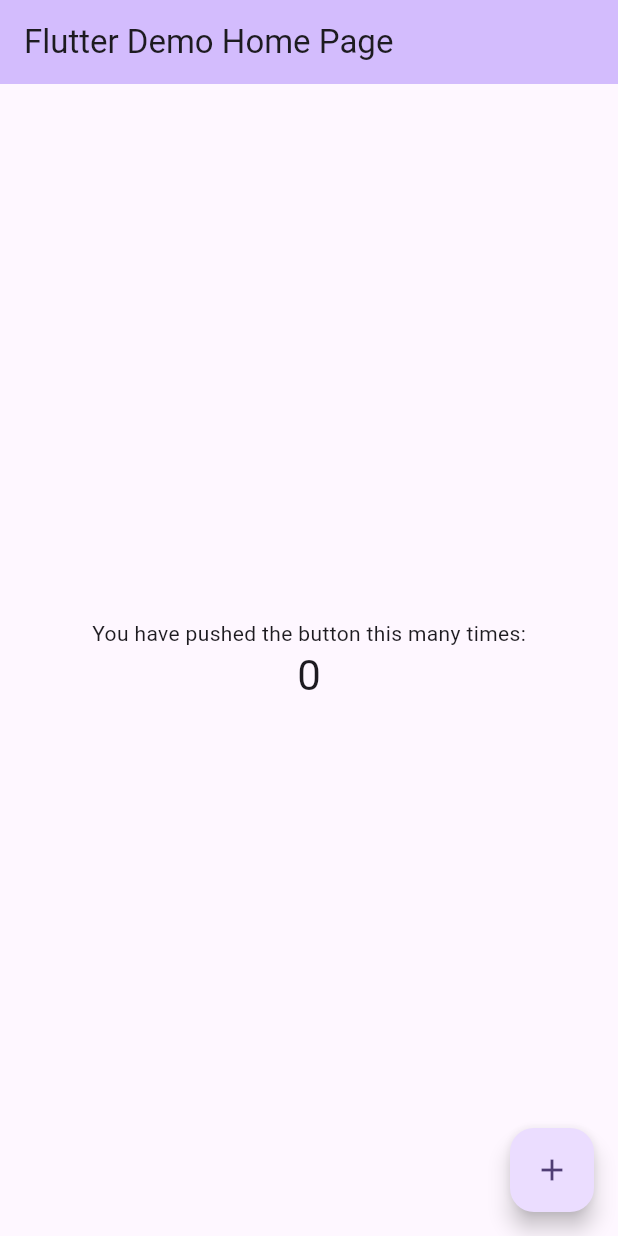
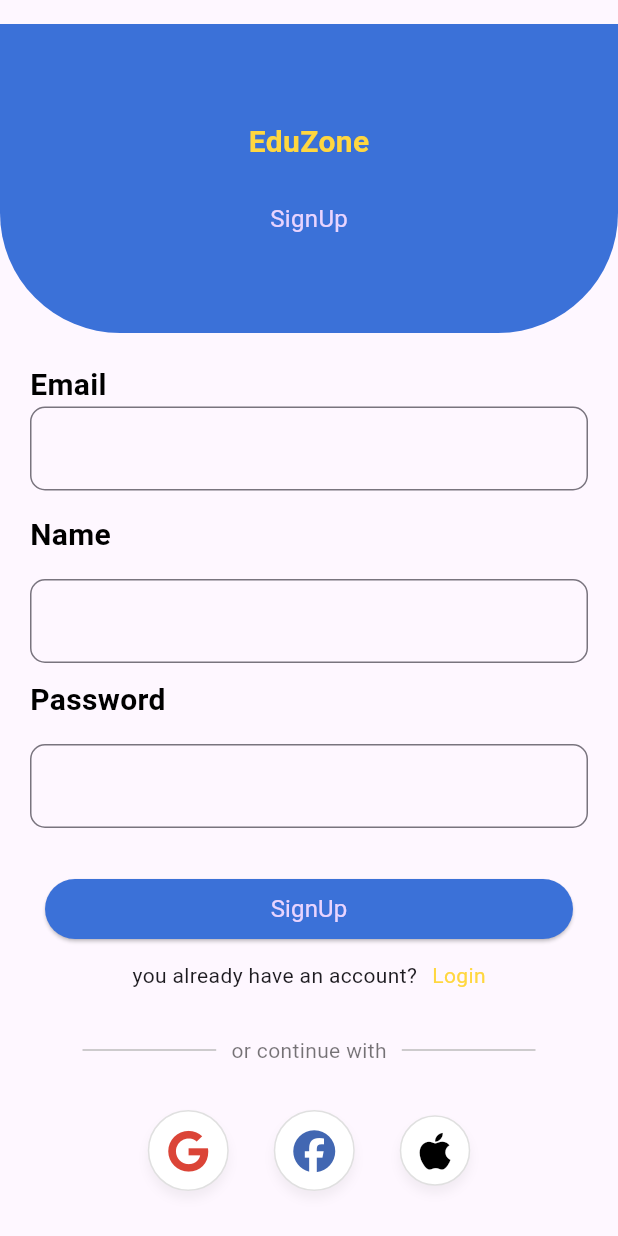
Before and after one commit to ahmedabdelghany2641997/EduZone, a Flutter app: the screen it shows after launch, on a phone screen of 412 x 824 dp. Run offline on Flutter 3.47's test engine with Material 3 defaults, Android fonts, the phone set to English and light mode, and no system bars; our stand-ins replace font_awesome_flutter.

Commit message:
Update UI components and fix language detection

```diff
--- /dev/null
+++ b/devtools_options.yaml
@@ -0,0 +1,3 @@
+description: This file stores settings for Dart & Flutter DevTools.
+documentation: https://docs.flutter.dev/tools/devtools/extensions#configure-extension-enablement-states
+extensions:
--- a/lib/core/constants/app_colors.dart
+++ b/lib/core/constants/app_colors.dart
@@ -1,8 +1,8 @@
 
 import 'package:flutter/material.dart';
 class AppColors {
-  static const Color goldColor = Color(0xffbea925);
-  static const Color silverColor = Color(0xffe9d4ff);
-  static const Color lightBlueColor = Color(0xfff5f5f5);
+  static const Color primaryColor = Color(0xff3B71D8);
+  static const Color secondaryColor = Color(0xffe9d4ff);
   static const Color amberColor = Colors.amberAccent;
+
 }
--- a/lib/core/theme/text_style.dart
+++ b/lib/core/theme/text_style.dart
@@ -0,0 +1,29 @@
+import 'package:flutter/material.dart';
+
+import '../constants/app_colors.dart';
+
+class AppTextStyle{
+
+  static TextStyle s10Reglur(BuildContext context)=> TextStyle(
+    fontSize: 16,
+    fontWeight: .w400,
+    fontStyle: .normal,
+    color: AppColors.secondaryColor,
+  );
+
+  static TextStyle s20w600(BuildContext context)=>TextStyle(
+    fontWeight: .w600,
+    fontSize: 20,
+    fontStyle: .normal,
+    color: AppColors.amberColor,
+
+  );
+
+  static TextStyle s20bold (BuildContext context)=>TextStyle(
+    fontSize: 20,
+    fontWeight: .bold,
+    color: Colors.black,
+    fontStyle: .normal
+
+  );
+}
--- a/lib/core/widgets/custom__button.dart
+++ b/lib/core/widgets/custom__button.dart
@@ -1,7 +1,4 @@
 import 'package:flutter/material.dart';
-
-import '../constants/app_colors.dart';
-
 class CustomBotton extends StatelessWidget {
   const CustomBotton({super.key, required this.text, required this.onPressed, required this.color});
 
--- a/lib/core/widgets/custom_text_form_field.dart
+++ b/lib/core/widgets/custom_text_form_field.dart
@@ -2,6 +2,23 @@
 
 import 'package:flutter/material.dart';
 
+class CustomTextfield extends StatelessWidget {
+  TextEditingController? controller;
+
+  CustomTextfield({super.key, this.controller});
+
+  @override
+  Widget build(BuildContext context) {
+    return TextField(
+      controller: controller,
+      decoration: InputDecoration(
+        border: OutlineInputBorder(borderRadius: BorderRadius.circular(10)),
+      ),
+    );
+  }
+}
+
+/*
 class CustomTextFormField extends StatelessWidget {
   const CustomTextFormField({super.key, this.controller, this.validator, this.hintText});
 
@@ -25,3 +42,4 @@ class CustomTextFormField extends StatelessWidget {
     ); // TextFormField
   }
 }
+*/
--- /dev/null
+++ b/lib/features/auth/persentation/screen/signup_screen.dart
@@ -0,0 +1,123 @@
+import 'package:eduzone/features/auth/persentation/screen/login_screen.dart';
+import 'package:flutter/material.dart';
+import 'package:eduzone/features/auth/persentation/screen/widgets/SocialButton.dart';
+import 'package:eduzone/features/auth/persentation/screen/widgets/custom_button.dart';
+import 'package:eduzone/features/auth/persentation/screen/widgets/custom_text.dart';
+import 'package:eduzone/features/auth/persentation/screen/widgets/top_logo_widget.dart';
+import 'package:font_awesome_flutter/font_awesome_flutter.dart';
+import '../../../../core/widgets/custom_text_form_field.dart';
+class SignupScreen extends StatelessWidget {
+  const SignupScreen({super.key});
+
+  @override
+  Widget build(BuildContext context) {
+    return Scaffold(
+      body: SafeArea(
+        child: Padding(
+          padding: const EdgeInsets.symmetric(vertical: 16, horizontal: 0),
+          child: Column(
+            children: [
+              TopLogoWidget(text: 'SignUp'),
+
+              Padding(
+                padding: const EdgeInsets.all(20.0),
+                child: Column(
+                  crossAxisAlignment: .start,
+                  children: [
+                    CustomText(text: 'Email'),
+                    CustomTextfield(),
+                    SizedBox(height: 15),
+                    CustomText(text: 'Name'),
+                    SizedBox(height: 15),
+                    CustomTextfield(),
+                    SizedBox(height: 10),
+                    CustomText(text: 'Password'),
+                    SizedBox(height: 15),
+                    CustomTextfield(),
+                    SizedBox(height: 20),
+
+                    Padding(
+                      padding: const EdgeInsets.all(10.0),
+                      child: SizedBox(
+                        width: double.infinity,
+                        child: CustomButton(text: 'SignUp'),
+                      ),
+                    ),
+                    Row(
+                      mainAxisAlignment: .center,
+                      children: [
+                      Text("you already have an account?"),
+                      SizedBox(width: 10,),
+                      GestureDetector(
+                        onTap: (){
+                          Navigator.of(context).push(MaterialPageRoute(builder: (context) {
+                            return LoginScreen();
+                          },));
+                        },
+                        child: Text("Login",style: TextStyle(color: Colors.amberAccent),),
+                      )
+                    ],),
+                    SizedBox(height: 30),
+
+                    Padding(
+                      padding: const EdgeInsets.only(right: 35, left: 35),
+                      child: Row(
+                        mainAxisAlignment: .center,
+                        children: [
+                          Expanded(
+                            child: Divider(
+                              thickness: 1,
+                              color: Colors.grey[400],
+                            ),
+                          ),
+                          const Padding(
+                            padding: EdgeInsets.symmetric(horizontal: 10),
+                            child: Text(
+                              "or continue with",
+                              style: TextStyle(color: Colors.black54),
+                            ),
+                          ),
+                          Expanded(
+                            child: Divider(
+                              thickness: 1,
+                              color: Colors.grey[400],
+                            ),
+                          ),
+                        ],
+                      ),
+                    ),
+                    SizedBox(height: 30),
+                    Row(
+                      mainAxisAlignment: MainAxisAlignment.center,
+                      children: [
+                        SocialButton(
+                          icon: FontAwesomeIcons.google,
+                          iconColor: const Color(0xFFDB4437),
+                          onTap: () => print("Google Login"),
+                        ),
+                        const SizedBox(width: 30),
+
+                        SocialButton(
+                          icon: FontAwesomeIcons.facebook,
+                          iconColor: const Color(0xFF4267B2),
+                          onTap: () => print("Facebook Login"),
+                        ),
+                        const SizedBox(width: 30),
+
+                        SocialButton(
+                          icon: FontAwesomeIcons.apple,
+                          iconColor: Colors.black,
+                          onTap: () => print("Apple Login"),
+                        ),
+                      ],
+                    ),
+                  ],
+                ),
+              ),
+            ],
+          ),
+        ),
+      ),
+    );
+  }
+}
--- /dev/null
+++ b/lib/features/auth/persentation/screen/widgets/SocialButton.dart
@@ -0,0 +1,38 @@
+import 'package:flutter/material.dart';
+import 'package:font_awesome_flutter/font_awesome_flutter.dart';
+
+class SocialButton extends StatelessWidget {
+  final IconData icon;
+  final Color iconColor;
+  final VoidCallback? onTap;
+
+  const SocialButton({
+    super.key,
+    required this.icon,
+    required this.iconColor,
+    this.onTap,
+  });
+
+  @override
+  Widget build(BuildContext context) {
+    return GestureDetector(
+      onTap: onTap,
+      child: Container(
+        padding: const EdgeInsets.all(12),
+        decoration: BoxDecoration(
+          border: Border.all(color: Colors.grey.shade300),
+          color: Colors.white,
+          shape: BoxShape.circle,
+          boxShadow: [
+            BoxShadow(
+              offset: Offset(0, 5),
+              blurRadius: 5,
+              color: Colors.black.withValues(alpha: 0.05),
+            ),
+          ],
+        ),
+        child: FaIcon(icon, color: iconColor, size: 28),
+      ),
+    );
+  }
+}
--- /dev/null
+++ b/lib/features/auth/persentation/screen/widgets/custom_button.dart
@@ -0,0 +1,24 @@
+import 'package:flutter/material.dart';
+
+import '../../../../../core/constants/app_colors.dart';
+import '../../../../../core/theme/text_style.dart';
+
+class CustomButton extends StatelessWidget {
+  final String text;
+
+  const CustomButton({super.key, required this.text});
+
+  @override
+  Widget build(BuildContext context) {
+    return ElevatedButton(
+      style: ElevatedButton.styleFrom(
+        backgroundColor: AppColors.primaryColor,
+      ),
+      onPressed: () {},
+      child: Text(
+        text,
+        style: AppTextStyle.s10Reglur(context),
+      ),
+    );
+  }
+}
--- /dev/null
+++ b/lib/features/auth/persentation/screen/widgets/custom_text.dart
@@ -0,0 +1,16 @@
+import 'package:flutter/material.dart';
+
+import '../../../../../core/theme/text_style.dart';
+
+class CustomText extends StatelessWidget {
+  final String text;
+
+  const CustomText({super.key, required this.text});
+
+  @override
+  Widget build(BuildContext context) {
+    return Text(text, style: AppTextStyle.s20bold(context),);
+
+
+  }
+}
--- /dev/null
+++ b/lib/features/auth/persentation/screen/widgets/top_logo_widget.dart
@@ -0,0 +1,29 @@
+import 'package:flutter/material.dart';
+
+import '../../../../../core/constants/app_colors.dart';
+import '../../../../../core/theme/text_style.dart';
+
+class TopLogoWidget extends StatelessWidget {
+  final String text;
+
+  const TopLogoWidget({super.key, required this.text});
+  @override
+  Widget build(BuildContext context) {
+    return Container(
+      decoration: BoxDecoration(
+        color: AppColors.primaryColor,
+        borderRadius: BorderRadius.vertical(bottom: Radius.circular(80)),
+      ),
+      width: double.infinity,
+      height: MediaQuery.sizeOf(context).height * 0.25,
+      child: Column(
+        mainAxisAlignment: .center,
+        children: [
+          Text("EduZone", style: AppTextStyle.s20w600(context)),
+          SizedBox(height: 25),
+          Text(text, style: AppTextStyle.s10Reglur(context)),
+        ],
+      ),
+    );
+  }
+}
--- a/lib/main.dart
+++ b/lib/main.dart
@@ -1,4 +1,7 @@
 import 'package:flutter/material.dart';
+
+import 'features/auth/persentation/screen/login_screen.dart';
+import 'features/auth/persentation/screen/signup_screen.dart';
 
 void main() {
 
@@ -11,112 +14,8 @@ class MyApp extends StatelessWidget {
   @override
   Widget build(BuildContext context) {
     return MaterialApp(
-      title: 'Flutter Demo',
-      theme: ThemeData(
-        // This is the theme of your application.
-        //
-        // TRY THIS: Try running your application with "flutter run". You'll see
-        // the application has a purple toolbar. Then, without quitting the app,
-        // try changing the seedColor in the colorScheme below to Colors.green
-        // and then invoke "hot reload" (save your changes or press the "hot
-        // reload" button in a Flutter-supported IDE, or press "r" if you used
-        // the command line to start the app).
-        //
-        // Notice that the counter didn't reset back to zero; the application
-        // state is not lost during the reload. To reset the state, use hot
-        // restart instead.
-        //
-        // This works for code too, not just values: Most code changes can be
-        // tested with just a hot reload.
-        colorScheme: .fromSeed(seedColor: Colors.deepPurple),
-      ),
-      home: const MyHomePage(title: 'Flutter Demo Home Page'),
+      debugShowCheckedModeBanner: false,
+      home: SignupScreen(),
     );
   }
 }
-
-class MyHomePage extends StatefulWidget {
-  const MyHomePage({super.key, required this.title});
-
-  // This widget is the home page of your application. It is stateful, meaning
-  // that it has a State object (defined below) that contains fields that affect
-  // how it looks.
-
-  // This class is the configuration for the state. It holds the values (in this
-  // case the title) provided by the parent (in this case the App widget) and
-  // used by the build method of the State. Fields in a Widget subclass are
-  // always marked "final".
-
-  final String title;
-
-  @override
-  State<MyHomePage> createState() => _MyHomePageState();
-}
-
-class _MyHomePageState extends State<MyHomePage> {
-  int _counter = 0;
-
-  void _incrementCounter() {
-    setState(() {
-      // This call to setState tells the Flutter framework that something has
-      // changed in this State, which causes it to rerun the build method below
-      // so that the display can reflect the updated values. If we changed
-      // _counter without calling setState(), then the build method would not be
-      // called again, and so nothing would appear to happen.
-      _counter++;
-    });
-  }
-
-  @override
-  Widget build(BuildContext context) {
-    // This method is rerun every time setState is called, for instance as done
-    // by the _incrementCounter method above.
-    //
-    // The Flutter framework has been optimized to make rerunning build methods
-    // fast, so that you can just rebuild anything that needs updating rather
-    // than having to individually change instances of widgets.
-    return Scaffold(
-      appBar: AppBar(
-        // TRY THIS: Try changing the color here to a specific color (to
-        // Colors.amber, perhaps?) and trigger a hot reload to see the AppBar
-        // change color while the other colors stay the same.
-        backgroundColor: Theme.of(context).colorScheme.inversePrimary,
-        // Here we take the value from the MyHomePage object that was created by
-        // the App.build method, and use it to set our appbar title.
-        title: Text(widget.title),
-      ),
-      body: Center(
-        // Center is a layout widget. It takes a single child and positions it
-        // in the middle of the parent.
-        child: Column(
-          // Column is also a layout widget. It takes a list of children and
-          // arranges them vertically. By default, it sizes itself to fit its
-          // children horizontally, and tries to be as tall as its parent.
-          //
-          // Column has various properties to control how it sizes itself and
-          // how it positions its children. Here we use mainAxisAlignment to
-          // center the children vertically; the main axis here is the vertical
-          // axis because Columns are vertical (the cross axis would be
-          // horizontal).
-          //
-          // TRY THIS: Invoke "debug painting" (choose the "Toggle Debug Paint"
-          // action in the IDE, or press "p" in the console), to see the
-          // wireframe for each widget.
-          mainAxisAlignment: .center,
-          children: [
-            const Text('You have pushed the button this many times:'),
-            Text(
-              '$_counter',
-              style: Theme.of(context).textTheme.headlineMedium,
-            ),
-          ],
-        ),
-      ),
-      floatingActionButton: FloatingActionButton(
-        onPressed: _incrementCounter,
-        tooltip: 'Increment',
-        child: const Icon(Icons.add),
-      ),
-    );
-  }
-}
--- a/pubspec.yaml
+++ b/pubspec.yaml
@@ -39,6 +39,7 @@ dependencies:
   shared_preferences: ^2.5.4
   dio: ^5.9.1
   dartz: ^0.10.1
+  font_awesome_flutter: ^10.12.0
 
 dev_dependencies:
   flutter_test:
```
Also changed, not shown: lib/features/auth/persentation/screen/login_screen.dart (added, +111 -0 lines), lib/features/auth/persentation/cubit/auth_cubit.dart (added), lib/features/auth/persentation/cubit/auth_states.dart (added), pubspec.lock.
